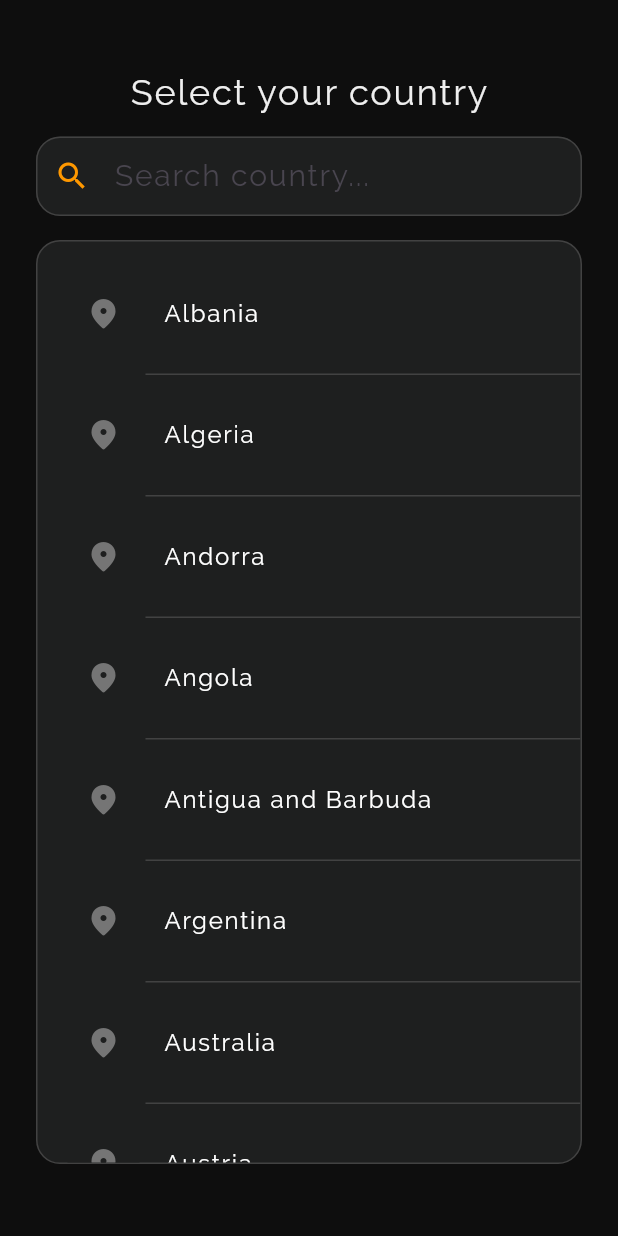
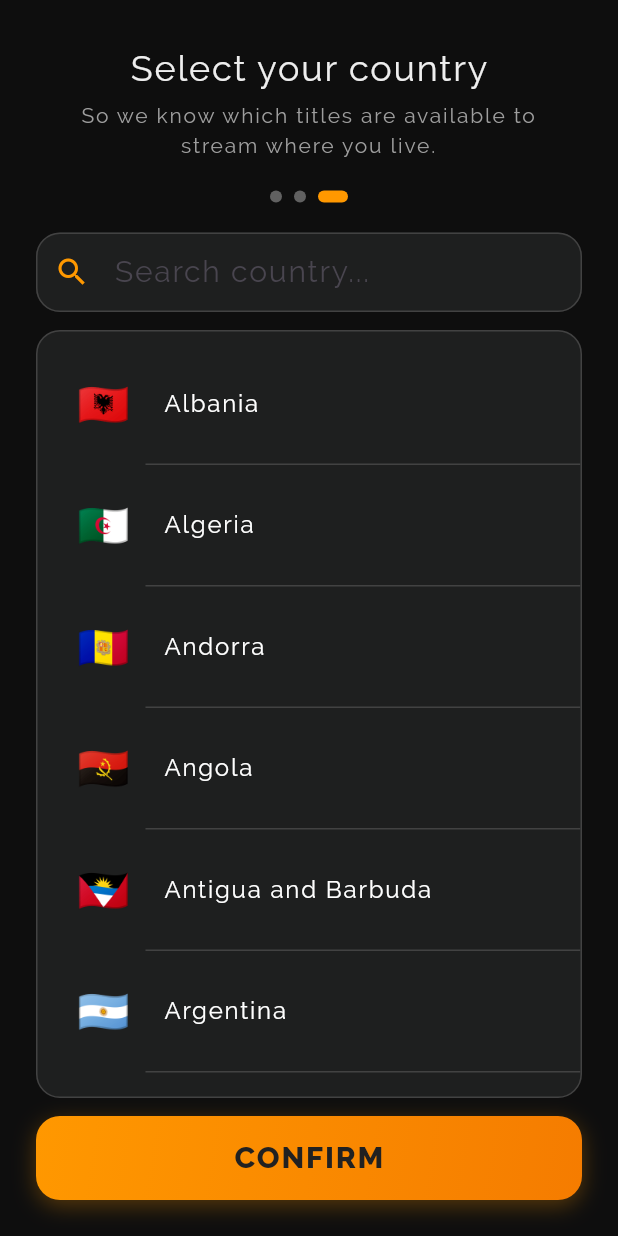
Before and after one commit to filippefrulli/watch-next, a Flutter app: the RegionIntroPage screen opened directly, on a phone screen of 412 x 824 dp. Run offline on Flutter 3.47's test engine with Material 3 defaults, Android fonts, the light colour scheme and no system bars; drawn by our look-alikes of delayed_display, oktoast; our stand-ins replace cached_network_image, cloud_firestore, csv, easy_localization, file_picker, firebase_analytics and 13 more; missing offline and left inert: openai_dart; accounts and stored records are empty.

Commit message:
Imrpoved onboarding

```diff
--- a/lib/pages/region_page.dart
+++ b/lib/pages/region_page.dart
@@ -1,10 +1,9 @@
-import 'package:delayed_display/delayed_display.dart';
 import 'package:easy_localization/easy_localization.dart';
 import 'package:flutter/material.dart';
 import 'package:shared_preferences/shared_preferences.dart';
 import 'package:watch_next/objects/region.dart';
 import 'package:watch_next/services/user_action_service.dart';
-import 'streaming_services_page.dart';
+import 'package:watch_next/pages/home_page.dart';
 
 class RegionIntroPage extends StatefulWidget {
   const RegionIntroPage({super.key});
@@ -14,7 +13,7 @@ class RegionIntroPage extends StatefulWidget {
 }
 
 class _SecondIntroScreenState extends State<RegionIntroPage> {
-  int selected = -1;
+  String? _selectedIso;
   String? _initialRegion;
   List<Region> _filteredRegions = availableRegions;
 
@@ -29,30 +28,62 @@ class _SecondIntroScreenState extends State<RegionIntroPage> {
     setState(() {
       _filteredRegions =
           availableRegions.where((region) => region.englishName!.toLowerCase().contains(value.toLowerCase())).toList();
+      _selectedIso = null;
     });
   }
 
   Future<void> _loadInitialRegion() async {
     final prefs = await SharedPreferences.getInstance();
     _initialRegion = prefs.getString('region');
+
+    final String? savedRegion = prefs.getString('region');
+    if (savedRegion != null) {
+      if (mounted) setState(() => _selectedIso = savedRegion);
+    } else {
+      final countryCode = WidgetsBinding.instance.platformDispatcher.locale.countryCode;
+      if (countryCode != null) {
+        final match = _filteredRegions.firstWhere(
+          (r) => r.iso == countryCode,
+          orElse: () => Region(iso: null, englishName: null),
+        );
+        if (match.iso != null) {
+          await prefs.setString('region', match.iso!);
+          await prefs.setBool('seen', true);
+          if (mounted) setState(() => _selectedIso = match.iso);
+        }
+      }
+    }
   }
 
   @override
   Widget build(BuildContext context) {
     return Scaffold(
       backgroundColor: Theme.of(context).colorScheme.primary,
-      body: DelayedDisplay(
-        delay: const Duration(milliseconds: 200),
+      body: SafeArea(
         child: Column(
-          mainAxisAlignment: MainAxisAlignment.start,
           crossAxisAlignment: CrossAxisAlignment.center,
           children: <Widget>[
-            const SizedBox(height: 48),
+              const SizedBox(height: 32),
               Text(
                 "select_country".tr(),
                 style: Theme.of(context).textTheme.displayLarge,
               ),
-            const SizedBox(height: 16),
+              const SizedBox(height: 8),
+              Padding(
+                padding: const EdgeInsets.symmetric(horizontal: 40),
+                child: Text(
+                  "So we know which titles are available to stream where you live.",
+                  textAlign: TextAlign.center,
+                  style: Theme.of(context).textTheme.bodyMedium?.copyWith(
+                        color: Colors.grey[500],
+                        fontSize: 14,
+                        height: 1.4,
+                      ),
+                ),
+              ),
+              const SizedBox(height: 20),
+              _stepDots(2),
+              const SizedBox(height: 20),
               Padding(
                 padding: const EdgeInsets.symmetric(horizontal: 24),
                 child: TextField(
@@ -76,17 +107,39 @@ class _SecondIntroScreenState extends State<RegionIntroPage> {
                     ),
                   ),
                   onChanged: _onSearchChanged,
-                style: Theme.of(context).textTheme.bodyMedium,
+                  style: Theme.of(context).textTheme.bodyMedium?.copyWith(color: Colors.white),
                 ),
               ),
-            const SizedBox(height: 16),
-            Expanded(
-              child: _regions(),
+              const SizedBox(height: 12),
+              Expanded(child: _regions()),
+              const SizedBox(height: 12),
+              nextButton(),
+              const SizedBox(height: 24),
+            ],
           ),
-            const SizedBox(height: 16),
-            nextButton(),
-            const SizedBox(height: 32),
-          ],
+        ),
+    );
+  }
+
+  String _isoToFlag(String iso) {
+    const base = 0x1F1E6 - 0x41;
+    return iso.toUpperCase().split('').map((c) => String.fromCharCode(c.codeUnitAt(0) + base)).join();
+  }
+
+  Widget _stepDots(int step) {
+    return Row(
+      mainAxisAlignment: MainAxisAlignment.center,
+      children: List.generate(
+        3,
+        (i) => AnimatedContainer(
+          duration: const Duration(milliseconds: 300),
+          margin: const EdgeInsets.symmetric(horizontal: 4),
+          width: i == step ? 20 : 8,
+          height: 8,
+          decoration: BoxDecoration(
+            color: i == step ? Colors.orange : Colors.grey[700],
+            borderRadius: BorderRadius.circular(4),
+          ),
         ),
       ),
     );
@@ -125,7 +178,7 @@ class _SecondIntroScreenState extends State<RegionIntroPage> {
   }
 
   Widget _listTile(String country, String region, int index) {
-    bool isSelected = selected == index;
+    bool isSelected = _selectedIso == region;
 
     return Material(
       color: isSelected ? Colors.orange.withValues(alpha: 0.1) : Colors.transparent,
@@ -133,30 +186,23 @@ class _SecondIntroScreenState extends State<RegionIntroPage> {
         onTap: () async {
           SharedPreferences prefs = await SharedPreferences.getInstance();
           prefs.setString('region', region);
-          prefs.setInt('region_number', index);
-
           prefs.setBool('seen', true);
 
           setState(() {
-            selected = index;
+            _selectedIso = region;
           });
         },
         child: Padding(
           padding: const EdgeInsets.symmetric(horizontal: 20, vertical: 16),
           child: Row(
             children: [
-              Container(
+              SizedBox(
                 width: 48,
                 height: 48,
-                decoration: BoxDecoration(
-                  color: isSelected ? Colors.orange : Theme.of(context).colorScheme.tertiary,
-                  borderRadius: BorderRadius.circular(12),
-                ),
                 child: Center(
-                  child: Icon(
-                    Icons.location_on_rounded,
-                    color: isSelected ? Colors.white : Colors.grey[600],
-                    size: 24,
+                  child: Text(
+                    _isoToFlag(region),
+                    style: const TextStyle(fontSize: 28),
                   ),
                 ),
               ),
@@ -196,9 +242,10 @@ class _SecondIntroScreenState extends State<RegionIntroPage> {
   }
 
   Widget nextButton() {
-    return selected > -1
-        ? DelayedDisplay(
-            delay: const Duration(milliseconds: 100),
+    return _selectedIso != null
+        ? AnimatedOpacity(
+            opacity: 1.0,
+            duration: const Duration(milliseconds: 200),
             child: Container(
               margin: const EdgeInsets.symmetric(horizontal: 24),
               width: double.infinity,
@@ -233,11 +280,22 @@ class _SecondIntroScreenState extends State<RegionIntroPage> {
                       );
                     }
 
+                    prefs.setBool('skip_intro', true);
+
+                    if (mounted) {
                       Navigator.of(context).pushReplacement(
-                      MaterialPageRoute(
-                        builder: (context) => const StreamingServicesPage(),
+                        PageRouteBuilder(
+                          pageBuilder: (context, animation, _) => const TabNavigationPage(),
+                          transitionsBuilder: (context, animation, _, child) => SlideTransition(
+                            position: Tween(begin: const Offset(1.0, 0.0), end: Offset.zero)
+                                .chain(CurveTween(curve: Curves.easeInOut))
+                                .animate(animation),
+                            child: child,
+                          ),
+                          transitionDuration: const Duration(milliseconds: 550),
                         ),
                       );
+                    }
                   },
                   child: Center(
                     child: Text(
```
Also changed, not shown: lib/pages/language_page.dart (+48 -4 lines), lib/pages/streaming_services_page.dart (+68 -19 lines), 1 other file. Lines whose indentation alone changed are shown as unchanged.
